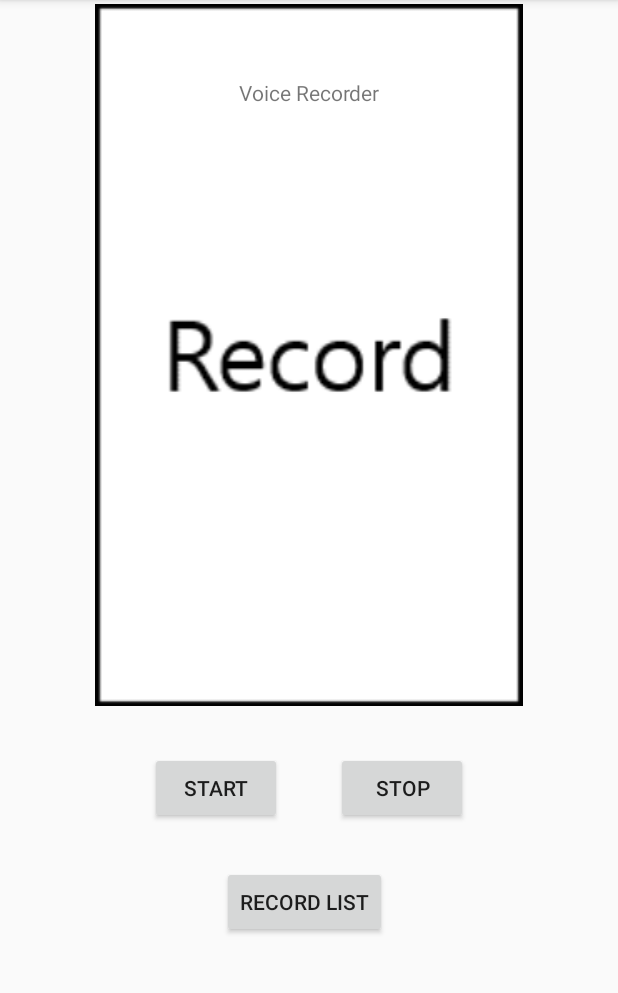
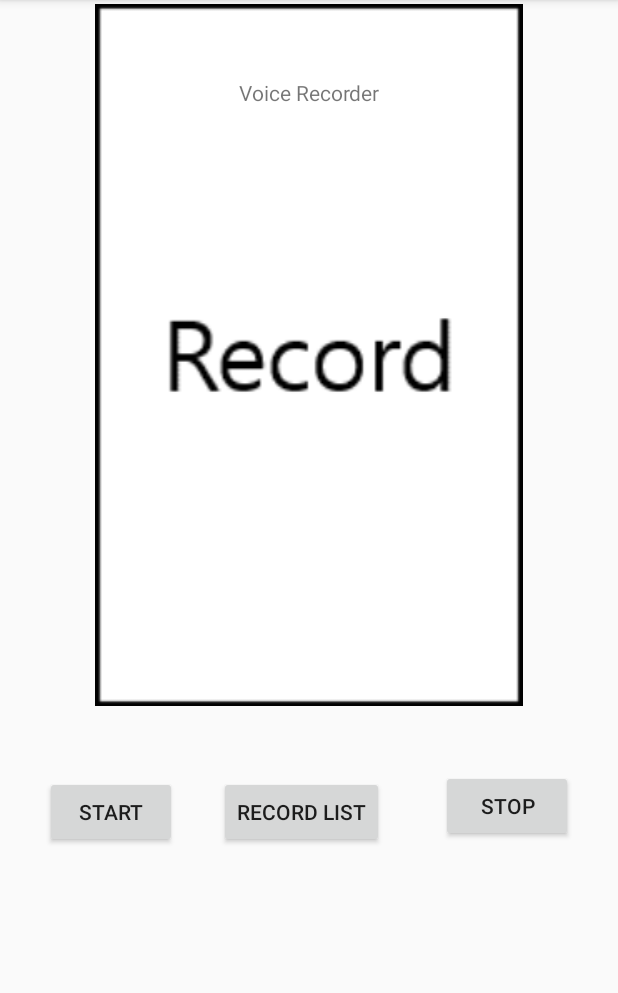
Before and after one commit to GoBeromsu/Simple_Recoder, an Android app: the screen it shows after launch (MainActivity), on a phone screen of 412 x 824 dp, the part 84-1077 px from its top. Run offline under Robolectric (Android 15) with nearby library versions, the phone set to English and light mode, and no system bars.

Commit message:
play list 추가, 기능 주석 달기,

```diff
--- a/app/src/main/java/com/test/MainActivity.kt
+++ b/app/src/main/java/com/test/MainActivity.kt
@@ -1,5 +1,6 @@
 package com.test
 
+import android.content.Intent
 import android.content.pm.PackageManager
 import android.media.MediaRecorder
 import androidx.appcompat.app.AppCompatActivity
@@ -9,6 +10,7 @@ import android.widget.Toast
 import androidx.core.app.ActivityCompat
 import androidx.core.content.ContextCompat
 import kotlinx.android.synthetic.main.activity_main.*
+
 import java.io.IOException
 import java.sql.Date
 
@@ -53,7 +55,8 @@ class MainActivity : AppCompatActivity() {
         }
         // playlistActivity로 넘어가는 버튼
         button_list.setOnClickListener {
-
+            var intent = Intent(this, PlaylistActivity::class.java)
+            startActivity(intent)
         }
 
     }
--- a/app/src/main/java/com/test/PlaylistActivity.kt
+++ b/app/src/main/java/com/test/PlaylistActivity.kt
@@ -1,14 +1,24 @@
 package com.test
 
+import android.content.Intent
+import android.os.Bundle
 import androidx.appcompat.app.AppCompatActivity
-import android.os.Bundle
+import kotlinx.android.synthetic.main.playlist.*
 
 // Play list 보여주는 activity
 class PlaylistActivity : AppCompatActivity() {
     override fun onCreate(savedInstanceState: Bundle?) {
         super.onCreate(savedInstanceState)
         setContentView(R.layout.playlist)
+
+        button_back.setOnClickListener {
+            var intent = Intent(this, MainActivity::class.java)
+            startActivity(intent)
+        }
+
+
     }
+
 
     // 클릭 시 해당하는 곡 삭제하는 함수
     fun deleteSong() {}
--- a/app/src/main/res/layout/activity_main.xml
+++ b/app/src/main/res/layout/activity_main.xml
@@ -19,23 +19,23 @@
         android:id="@+id/button_start"
         android:layout_width="wrap_content"
         android:layout_height="wrap_content"
-        android:layout_marginStart="100dp"
-        android:layout_marginTop="28dp"
+        android:layout_marginStart="30dp"
+        android:layout_marginLeft="30dp"
+        android:layout_marginTop="44dp"
         android:text="Start"
         app:layout_constraintStart_toStartOf="parent"
-        app:layout_constraintTop_toBottomOf="@+id/imageView2"
-        android:layout_marginLeft="100dp" />
+        app:layout_constraintTop_toBottomOf="@+id/imageView2" />
 
     <Button
         android:id="@+id/button_stop"
         android:layout_width="wrap_content"
         android:layout_height="wrap_content"
-        android:layout_marginTop="28dp"
-        android:layout_marginEnd="100dp"
+        android:layout_marginTop="40dp"
+        android:layout_marginEnd="30dp"
+        android:layout_marginRight="30dp"
         android:text="Stop"
         app:layout_constraintEnd_toEndOf="parent"
-        app:layout_constraintTop_toBottomOf="@+id/imageView2"
-        android:layout_marginRight="100dp" />
+        app:layout_constraintTop_toBottomOf="@+id/imageView2" />
 
     <TextView
         android:id="@+id/textView"
@@ -51,10 +51,14 @@
         android:id="@+id/button_list"
         android:layout_width="wrap_content"
         android:layout_height="wrap_content"
-        android:layout_marginStart="148dp"
-        android:layout_marginLeft="148dp"
-        android:layout_marginTop="28dp"
+        android:layout_marginStart="38dp"
+        android:layout_marginLeft="38dp"
+        android:layout_marginTop="44dp"
+        android:layout_marginEnd="38dp"
+        android:layout_marginRight="38dp"
         android:text="Record list"
-        app:layout_constraintStart_toStartOf="parent"
-        app:layout_constraintTop_toBottomOf="@+id/button_start" />
+        app:layout_constraintEnd_toStartOf="@+id/button_stop"
+        app:layout_constraintHorizontal_bias="1.0"
+        app:layout_constraintStart_toEndOf="@+id/button_start"
+        app:layout_constraintTop_toBottomOf="@+id/imageView2" />
 </androidx.constraintlayout.widget.ConstraintLayout>
--- a/app/src/main/res/layout/playlist.xml
+++ b/app/src/main/res/layout/playlist.xml
@@ -6,4 +6,11 @@
     android:layout_height="match_parent"
     tools:context=".PlaylistActivity">
 
+    <Button
+        android:id="@+id/button_back"
+        android:layout_width="wrap_content"
+        android:layout_height="wrap_content"
+        android:text="Back"
+        tools:layout_editor_absoluteX="27dp"
+        tools:layout_editor_absoluteY="16dp" />
 </androidx.constraintlayout.widget.ConstraintLayout>
```
